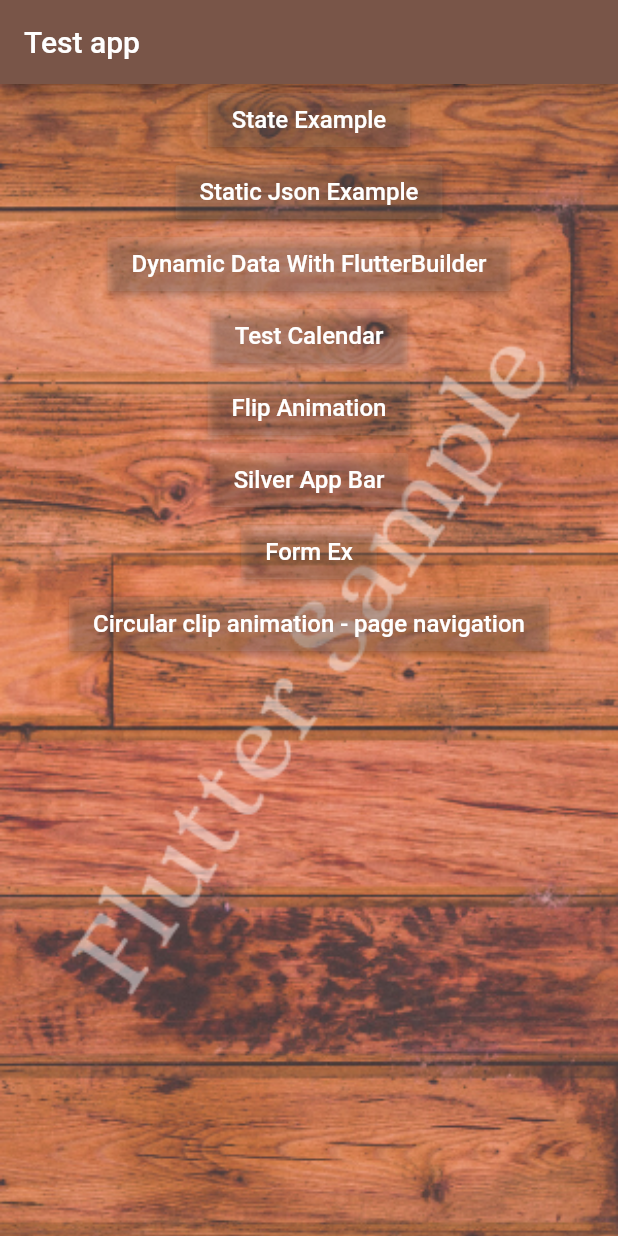
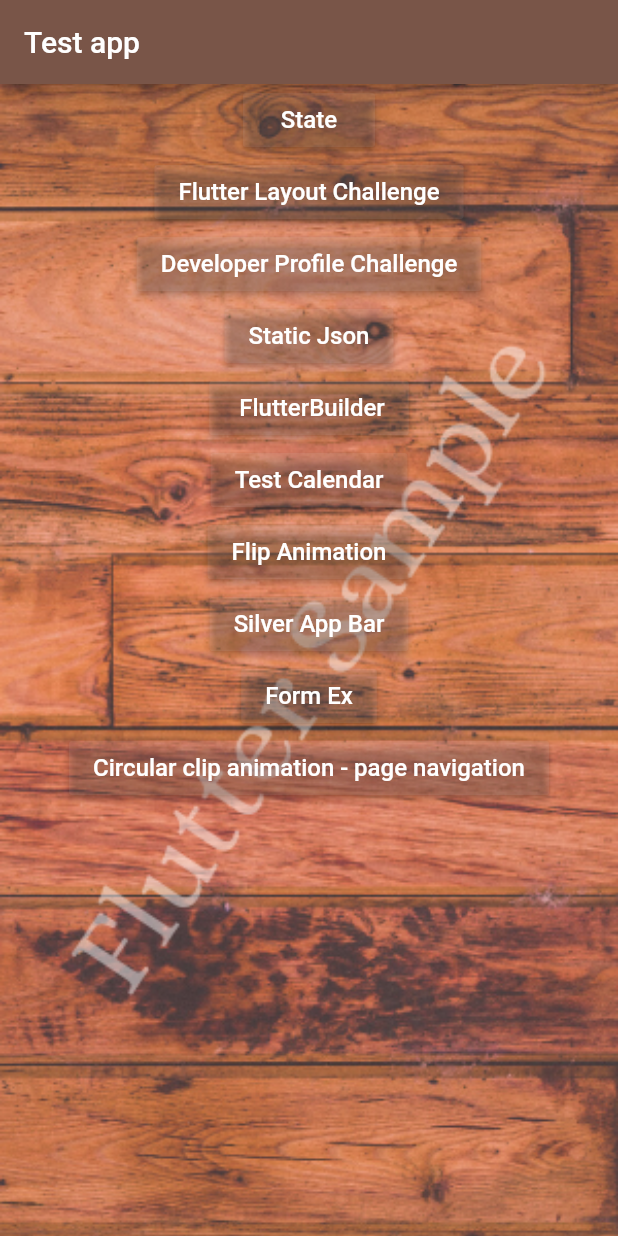
Before and after one commit to pravnviji/Flutter, a Flutter app: the screen it shows after launch, on a phone screen of 412 x 824 dp. Run offline on Flutter 3.47's test engine with Material 2 defaults, Android fonts, the phone set to English and light mode, and no system bars; missing offline and left inert: circular_clip_route.

Commit message:
[Feature - Developer profile, Practicelayout] -- formchallenge.dart, practicelayout.dart Added fonts in pubspec.yaml, layoutbuilder in userform.dart, Update intro.dart with new functionality Fonts Lobster-Regular.ttf added

```diff
--- a/lib/intro.dart
+++ b/lib/intro.dart
@@ -1,12 +1,14 @@
 import 'package:NewFlutterApp/contact/contactlistpage.dart';
 import 'package:NewFlutterApp/fileanimation.dart';
+import 'package:NewFlutterApp/formchallenge.dart';
 import 'package:NewFlutterApp/futurebuilderdynamic.dart';
+import 'package:NewFlutterApp/practicelayout.dart';
 import 'package:NewFlutterApp/silverapp.dart';
+import 'package:NewFlutterApp/statepage.dart';
+import 'package:NewFlutterApp/staticjson.dart';
 import 'package:NewFlutterApp/testcalendar.dart';
 import 'package:NewFlutterApp/userform.dart';
 import 'package:flutter/material.dart';
-import 'package:NewFlutterApp/statepage.dart';
-import 'package:NewFlutterApp/staticjson.dart';
 
 class IntroPage extends StatefulWidget {
   final String title;
@@ -34,42 +36,82 @@ class _IntroPageState extends State<IntroPage> {
               RaisedButton(
                 color: Colors.brown[100].withOpacity(0.1),
                 onPressed: _fireStateFunction,
-                child: (Text('State Example',style: TextStyle(color: Colors.white, fontSize: 16),)),
+                child: (Text(
+                  'State',
+                  style: TextStyle(color: Colors.white, fontSize: 16),
+                )),
+              ),
+              RaisedButton(
+                color: Colors.brown[100].withOpacity(0.1),
+                onPressed: _createCustomLayout,
+                child: (Text(
+                  'Flutter Layout Challenge',
+                  style: TextStyle(color: Colors.white, fontSize: 16),
+                )),
+              ),
+              RaisedButton(
+                color: Colors.brown[100].withOpacity(0.1),
+                onPressed: _formChallengeAction,
+                child: (Text(
+                  'Developer Profile Challenge',
+                  style: TextStyle(color: Colors.white, fontSize: 16),
+                )),
               ),
               RaisedButton(
                 onPressed: _staticJsonAction,
                 color: Colors.brown[100].withOpacity(0.1),
-                child: (Text('Static Json Example',style: TextStyle(color: Colors.white, fontSize: 16),)),
+                child: (Text(
+                  'Static Json',
+                  style: TextStyle(color: Colors.white, fontSize: 16),
+                )),
               ),
               RaisedButton(
                 onPressed: _dynamicDataction,
-                color: Colors.brown[100].withOpacity(0.1),
-                child: (Text('Dynamic Data With FlutterBuilder',style: TextStyle(color: Colors.white, fontSize: 16),)),
+                    color: Colors.brown[100].withOpacity(0.1),
+                    child: (Text(
+                      ' FlutterBuilder',
+                      style: TextStyle(color: Colors.white, fontSize: 16),
+                    )),
               ),
               RaisedButton(
                 onPressed: _testCalendarAction,
                 color: Colors.brown[100].withOpacity(0.1),
-                child: (Text('Test Calendar',style: TextStyle(color: Colors.white, fontSize: 16),)),
+                child: (Text(
+                  'Test Calendar',
+                  style: TextStyle(color: Colors.white, fontSize: 16),
+                )),
               ),
               RaisedButton(
                 onPressed: _flipAnimationAction,
                 color: Colors.brown[100].withOpacity(0.1),
-                child: (Text('Flip Animation',style: TextStyle(color: Colors.white, fontSize: 16),)),
+                child: (Text(
+                  'Flip Animation',
+                  style: TextStyle(color: Colors.white, fontSize: 16),
+                )),
               ),
               RaisedButton(
                 onPressed: _silverAppAction,
                 color: Colors.brown[100].withOpacity(0.1),
-                child: (Text('Silver App Bar',style: TextStyle(color: Colors.white, fontSize: 16),)),
+                child: (Text(
+                  'Silver App Bar',
+                  style: TextStyle(color: Colors.white, fontSize: 16),
+                )),
               ),
               RaisedButton(
                 onPressed: _userFormAction,
                 color: Colors.brown[100].withOpacity(0.1),
-                child: (Text('Form Ex',style: TextStyle(color: Colors.white, fontSize: 16),)),
+                child: (Text(
+                  'Form Ex',
+                  style: TextStyle(color: Colors.white, fontSize: 16),
+                )),
               ),
               RaisedButton(
                 onPressed: _circularClipAction,
                 color: Colors.brown[100].withOpacity(0.1),
-                child: (Text('Circular clip animation - page navigation',style: TextStyle(color: Colors.white, fontSize: 16),)),
+                child: (Text(
+                  'Circular clip animation - page navigation',
+                  style: TextStyle(color: Colors.white, fontSize: 16),
+                )),
               )
             ]))));
   }
@@ -136,4 +178,18 @@ class _IntroPageState extends State<IntroPage> {
       MaterialPageRoute(builder: (context) => ContactListPage()),
     );
   }
+
+  void _createCustomLayout() {
+    Navigator.push(
+      context,
+      MaterialPageRoute(builder: (context) => PracticeLayout()),
+    );
+  }
+
+  void _formChallengeAction() {
+    Navigator.push(
+      context,
+      MaterialPageRoute(builder: (context) => FormChallenge()),
+    );
+  }
 }
--- a/pubspec.yaml
+++ b/pubspec.yaml
@@ -48,6 +48,11 @@ flutter:
     - assets/images/avatars/carolyn.jpg
     - assets/mock/
 
+  fonts:
+    - family: Lobster
+      fonts:
+        - asset: fonts/Lobster-Regular.ttf
+
   # The following line ensures that the Material Icons font is
   # included with your application, so that you can use the icons in
   # the material Icons class.
```
Also changed, not shown: lib/contact/contactlistpage.dart (+8 -4 lines), lib/formchallenge.dart (added, +131 -0 lines), lib/practicelayout.dart (added, +48 -0 lines), lib/userform.dart (+14 -6 lines), fonts/Lobster-Regular.ttf (added).
